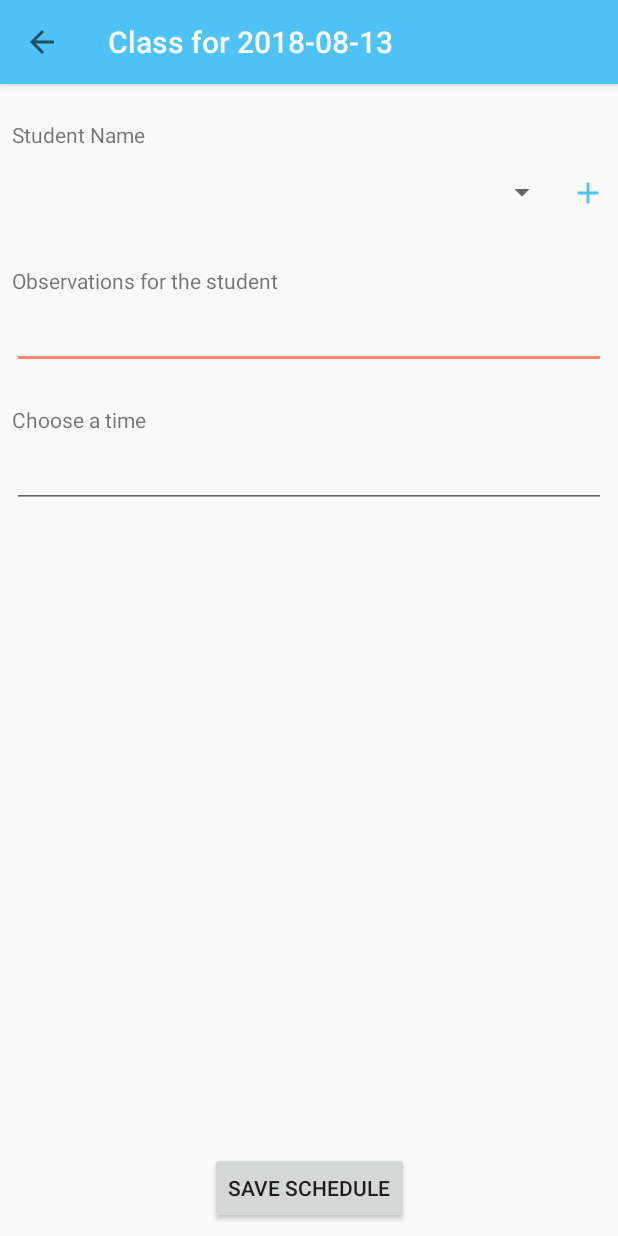
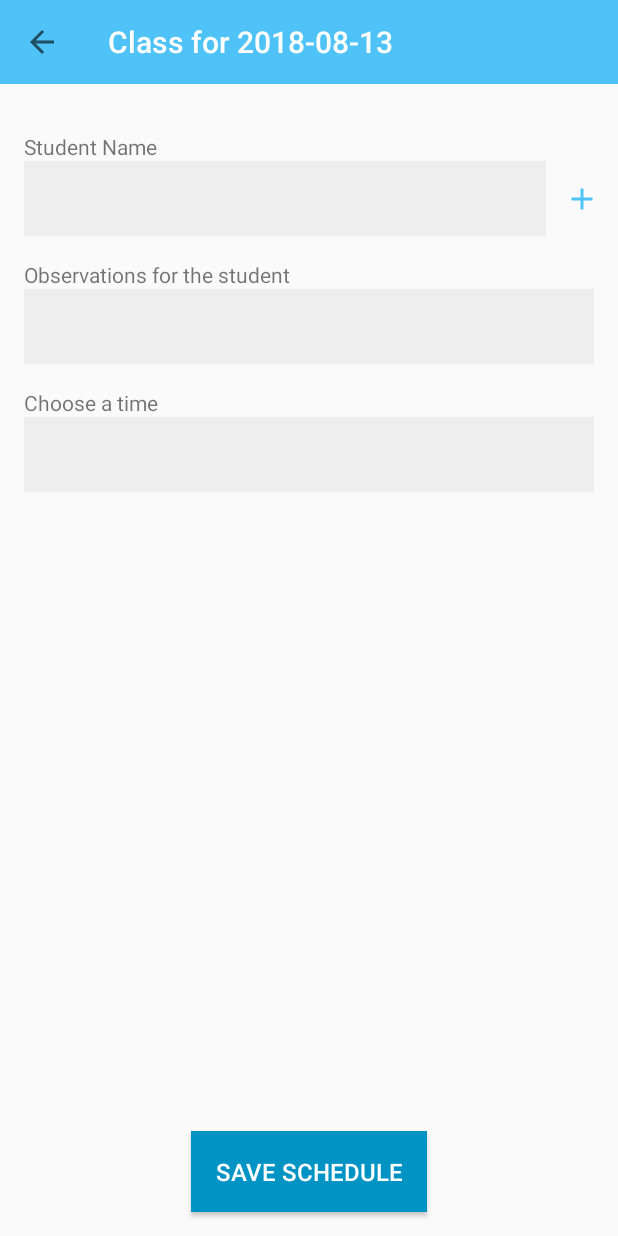
Before and after one commit to mfgabriel92/classes-android, an Android app: the screen it shows after launch (AddScheduleActivity), after a tap on "Add", on a phone screen of 412 x 824 dp. Run offline under Robolectric (Android 15) with nearby library versions, the phone set to English and light mode, and no system bars; our stand-ins replace Room's generated code; 2 statements that could not run were skipped.

Commit message:
Tweaks on UI

```diff
--- a/app/build.gradle
+++ b/app/build.gradle
@@ -39,6 +39,8 @@ dependencies {
     implementation 'android.arch.lifecycle:extensions:1.1.1'
     annotationProcessor 'android.arch.lifecycle:compiler:1.1.1'
 
+    implementation "org.jetbrains.anko:anko-commons:0.10.4"
+
     testImplementation 'junit:junit:4.12'
     androidTestImplementation 'com.android.support.test:runner:1.0.2'
     androidTestImplementation 'com.android.support.test.espresso:espresso-core:3.0.2'
--- a/app/src/main/java/com/jjep/classes/database/AppDatabase.kt
+++ b/app/src/main/java/com/jjep/classes/database/AppDatabase.kt
@@ -4,28 +4,25 @@ import android.arch.persistence.room.Database
 import android.arch.persistence.room.Room
 import android.arch.persistence.room.RoomDatabase
 import android.content.Context
+import com.jjep.classes.util.Constants
 
-@Database(entities = [Schedule::class, Student::class], version = 1, exportSchema = false)
+@Database(entities = [(Schedule::class), (Student::class)], version = 1)
 abstract class AppDatabase : RoomDatabase() {
+    companion object {
+        @Volatile
+        private var sInstance: AppDatabase? = null
+
+        fun getInstance(context: Context): AppDatabase = sInstance ?: synchronized(this) {
+            sInstance ?: Room.databaseBuilder(
+                context,
+                AppDatabase::class.java,
+                Constants.DATABASE_NAME
+            ).build().also {
+                sInstance = it
+            }
+        }
+    }
+
     abstract fun scheduleDao(): ScheduleDao
     abstract fun studentsDao(): StudentDao
-
-    companion object {
-        private var sInstance: AppDatabase? = null
-        private var database: String = "classes"
-
-        fun getInstance(context: Context): AppDatabase? {
-            if (sInstance == null) {
-                synchronized(AppDatabase::class) {
-                    sInstance = Room.databaseBuilder(
-                        context,
-                        AppDatabase::class.java,
-                        database
-                    ).build()
-                }
-            }
-
-            return sInstance
-        }
-    }
 }
--- a/app/src/main/java/com/jjep/classes/database/Schedule.kt
+++ b/app/src/main/java/com/jjep/classes/database/Schedule.kt
@@ -5,13 +5,11 @@ import android.arch.persistence.room.Entity
 import android.arch.persistence.room.PrimaryKey
 
 @Entity(tableName = "schedules")
-data class Schedule(
+data class Schedule constructor(
     @PrimaryKey(autoGenerate = true) var id: Int?,
     @ColumnInfo(name = "student_name") var studentName: String?,
     @ColumnInfo(name = "student_obs") var studentObs: String?,
     @ColumnInfo(name = "date") var date: String?,
     @ColumnInfo(name = "time") var time: String?,
     @ColumnInfo(name = "_student_pos") var _student_pos: Int?
-) {
-    constructor() : this(null, null, null, null, null, null)
-}
+)
--- a/app/src/main/java/com/jjep/classes/database/Student.kt
+++ b/app/src/main/java/com/jjep/classes/database/Student.kt
@@ -5,9 +5,7 @@ import android.arch.persistence.room.Entity
 import android.arch.persistence.room.PrimaryKey
 
 @Entity(tableName = "students")
-class Student(
+class Student constructor(
     @PrimaryKey(autoGenerate = true) var id: Int?,
     @ColumnInfo(name = "name") var name: String?
-) {
-    constructor() : this(null, null)
-}
+)
--- a/app/src/main/java/com/jjep/classes/database/StudentDao.kt
+++ b/app/src/main/java/com/jjep/classes/database/StudentDao.kt
@@ -11,6 +11,6 @@ interface StudentDao {
     @Query("SELECT * FROM students")
     fun getStudents() : LiveData<List<Student>>
 
-    @Insert(onConflict = OnConflictStrategy.REPLACE)
+    @Insert(onConflict = OnConflictStrategy.IGNORE)
     fun insert(data: Student)
 }
--- a/app/src/main/java/com/jjep/classes/ui/schedule/ScheduleAdapter.kt
+++ b/app/src/main/java/com/jjep/classes/ui/schedule/ScheduleAdapter.kt
@@ -35,7 +35,7 @@ class ScheduleAdapter(context: Context, onItemClickListener: OnItemClickListener
         val time: String = classEntry.time!!
 
         holder.tvStudentName?.text = studentName
-        holder.tvStudentObs?.text = studentObs
+        holder.tvStudentObs?.text = if (studentObs != "") studentObs else mContext?.getString(R.string.no_student_obs)
         holder.tvClassTime?.text = time
     }
 
--- a/app/src/main/java/com/jjep/classes/ui/student/AddStudentActivity.kt
+++ b/app/src/main/java/com/jjep/classes/ui/student/AddStudentActivity.kt
@@ -9,6 +9,7 @@ import android.widget.EditText
 import com.jjep.classes.R
 import com.jjep.classes.database.AppDatabase
 import com.jjep.classes.database.Student
+import org.jetbrains.anko.doAsync
 import kotlin.concurrent.thread
 
 class AddStudentActivity : AppCompatActivity() {
@@ -41,7 +42,7 @@ class AddStudentActivity : AppCompatActivity() {
         val studentName: String = mEdtStudentName?.text.toString()
         val studentEntry = Student(null, studentName)
 
-        thread { mDb?.studentsDao()?.insert(studentEntry) }
+        doAsync { mDb?.studentsDao()?.insert(studentEntry) }
 
         finish()
     }
--- a/app/src/main/java/com/jjep/classes/util/Constants.kt
+++ b/app/src/main/java/com/jjep/classes/util/Constants.kt
@@ -1,6 +1,8 @@
 package com.jjep.classes.util
 
 object Constants {
+    const val DATABASE_NAME = "classes"
+
     const val EXTRA_STRING_DATE: String = "EXTRA_STRING_DATE"
     const val EXTRA_INT_SCHEDULE_ID: String = "EXTRA_INT_SCHEDULE_ID"
 }
--- a/app/src/main/res/drawable/ic_clock_black_24dp.xml
+++ b/app/src/main/res/drawable/ic_clock_black_24dp.xml
@@ -4,6 +4,6 @@
         android:viewportWidth="24.0"
         android:viewportHeight="24.0">
     <path
-        android:fillColor="@android:color/tab_indicator_text"
+        android:fillColor="@color/colorLightGray"
         android:pathData="M11.99,2C6.47,2 2,6.48 2,12s4.47,10 9.99,10C17.52,22 22,17.52 22,12S17.52,2 11.99,2zM12,20c-4.42,0 -8,-3.58 -8,-8s3.58,-8 8,-8 8,3.58 8,8 -3.58,8 -8,8zM12.5,7H11v6l5.25,3.15 0.75,-1.23 -4.5,-2.67z"/>
 </vector>
--- a/app/src/main/res/drawable/ic_delete_red_24dp.xml
+++ b/app/src/main/res/drawable/ic_delete_red_24dp.xml
@@ -1,5 +1,8 @@
-<vector android:height="24dp" android:tint="#FF453A"
+<vector
+    android:height="48dp"
+    android:width="48dp"
+    android:tint="#FF453A"
     android:viewportHeight="24.0" android:viewportWidth="24.0"
-    android:width="24dp" xmlns:android="http://schemas.android.com/apk/res/android">
+    xmlns:android="http://schemas.android.com/apk/res/android">
     <path android:fillColor="#FF000000" android:pathData="M6,19c0,1.1 0.9,2 2,2h8c1.1,0 2,-0.9 2,-2L18,7L6,7v12zM8.46,11.88l1.41,-1.41L12,12.59l2.12,-2.12 1.41,1.41L13.41,14l2.12,2.12 -1.41,1.41L12,15.41l-2.12,2.12 -1.41,-1.41L10.59,14l-2.13,-2.12zM15.5,4l-1,-1h-5l-1,1L5,4v2h14L19,4z"/>
 </vector>
--- a/app/src/main/res/drawable/ic_person_outline_black_24dp.xml
+++ b/app/src/main/res/drawable/ic_person_outline_black_24dp.xml
@@ -4,6 +4,6 @@
         android:viewportWidth="24.0"
         android:viewportHeight="24.0">
     <path
-        android:fillColor="@android:color/tab_indicator_text"
+        android:fillColor="@color/colorLightGray"
         android:pathData="M12,5.9c1.16,0 2.1,0.94 2.1,2.1s-0.94,2.1 -2.1,2.1S9.9,9.16 9.9,8s0.94,-2.1 2.1,-2.1m0,9c2.97,0 6.1,1.46 6.1,2.1v1.1L5.9,18.1L5.9,17c0,-0.64 3.13,-2.1 6.1,-2.1M12,4C9.79,4 8,5.79 8,8s1.79,4 4,4 4,-1.79 4,-4 -1.79,-4 -4,-4zM12,13c-2.67,0 -8,1.34 -8,4v3h16v-3c0,-2.66 -5.33,-4 -8,-4z"/>
 </vector>
--- a/app/src/main/res/layout/activity_add_schedule.xml
+++ b/app/src/main/res/layout/activity_add_schedule.xml
@@ -5,34 +5,33 @@
     xmlns:tools="http://schemas.android.com/tools"
     android:layout_width="match_parent"
     android:layout_height="match_parent"
-    tools:context=".ui.class.AddClassActivity">
+    tools:context=".ui.schedule.AddScheduleActivity">
 
     <android.support.v7.widget.Toolbar
         android:id="@+id/add_activity_toolbar"
-        android:layout_width="match_parent"
+        android:layout_width="0dp"
         android:layout_height="?attr/actionBarSize"
         android:background="@color/colorPrimary"
-        android:elevation="4dp"
+        app:layout_constraintStart_toStartOf="parent"
+        app:layout_constraintEnd_toEndOf="parent"
         app:titleTextColor="@android:color/white" />
 
     <TextView
         android:id="@+id/tv_label_student_name"
         android:layout_width="wrap_content"
         android:layout_height="wrap_content"
-        android:layout_marginStart="8dp"
-        android:layout_marginTop="24dp"
         android:text="@string/label_student_name"
+        android:layout_marginTop="32dp"
+        android:layout_marginStart="16dp"
         app:layout_constraintStart_toStartOf="parent"
         app:layout_constraintTop_toBottomOf="@+id/add_activity_toolbar" />
 
     <Spinner
+        style="@style/InputField"
         android:id="@+id/spinner_student_name"
-        android:layout_width="match_parent"
-        android:layout_height="50dp"
-        android:layout_marginStart="8dp"
-        android:layout_marginTop="4dp"
-        android:layout_marginEnd="40dp"
         android:inputType="text"
+        android:layout_marginStart="16dp"
+        android:layout_marginEnd="48dp"
         app:layout_constraintStart_toStartOf="parent"
         app:layout_constraintTop_toBottomOf="@+id/tv_label_student_name" />
 
@@ -42,6 +41,8 @@
         android:layout_height="24dp"
         android:src="@drawable/ic_add_blue_24dp"
         android:onClick="onClickAddStudent"
+        android:layout_marginStart="16dp"
+        android:layout_marginEnd="16dp"
         app:layout_constraintBottom_toBottomOf="@+id/spinner_student_name"
         app:layout_constraintEnd_toEndOf="parent"
         app:layout_constraintStart_toEndOf="@id/spinner_student_name"
@@ -51,20 +52,18 @@
         android:id="@+id/tv_label_student_obs"
         android:layout_width="wrap_content"
         android:layout_height="wrap_content"
-        android:layout_marginStart="8dp"
-        android:layout_marginTop="24dp"
         android:text="@string/label_student_obs"
+        android:layout_marginTop="16dp"
+        android:layout_marginStart="16dp"
         app:layout_constraintStart_toStartOf="parent"
         app:layout_constraintTop_toBottomOf="@+id/spinner_student_name" />
 
     <EditText
+        style="@style/InputField"
         android:id="@+id/edt_student_obs"
-        android:layout_width="match_parent"
-        android:layout_height="wrap_content"
-        android:layout_marginEnd="8dp"
-        android:layout_marginStart="8dp"
-        android:layout_marginTop="4dp"
         android:inputType="text"
+        android:layout_marginStart="16dp"
+        android:layout_marginEnd="16dp"
         app:layout_constraintEnd_toEndOf="parent"
         app:layout_constraintStart_toStartOf="parent"
         app:layout_constraintTop_toBottomOf="@+id/tv_label_student_obs" />
@@ -73,47 +72,41 @@
         android:id="@+id/tb_label_time_pick"
         android:layout_width="wrap_content"
         android:layout_height="wrap_content"
-        android:layout_marginStart="8dp"
-        android:layout_marginTop="24dp"
         android:text="@string/label_time"
+        android:layout_marginTop="16dp"
+        android:layout_marginStart="16dp"
         app:layout_constraintStart_toStartOf="parent"
         app:layout_constraintTop_toBottomOf="@+id/edt_student_obs" />
 
     <EditText
+        style="@style/InputField"
         android:id="@+id/edt_time"
-        android:layout_width="match_parent"
-        android:layout_height="wrap_content"
-        android:layout_marginEnd="8dp"
-        android:layout_marginStart="8dp"
-        android:layout_marginTop="4dp"
         android:inputType="time"
+        android:layout_marginStart="16dp"
+        android:layout_marginEnd="16dp"
         app:layout_constraintEnd_toEndOf="parent"
         app:layout_constraintStart_toStartOf="parent"
         app:layout_constraintTop_toBottomOf="@+id/tb_label_time_pick" />
 
     <ImageButton
         android:id="@+id/btn_delete_schedule"
-        android:layout_width="64dp"
-        android:layout_height="64dp"
-        android:layout_marginBottom="8dp"
-        android:layout_marginEnd="8dp"
-        android:layout_marginStart="8dp"
+        android:layout_width="wrap_content"
+        android:layout_height="wrap_content"
+        android:layout_marginBottom="16dp"
+        android:onClick="onClickDeleteSchedule"
         android:src="@drawable/ic_delete_red_24dp"
+        android:background="@android:color/transparent"
         android:visibility="gone"
-        android:onClick="onClickDeleteSchedule"
-        app:layout_constraintBottom_toTopOf="@+id/btn_submit_new_schedule"
+        app:layout_constraintBottom_toBottomOf="parent"
         app:layout_constraintEnd_toEndOf="parent"
-        app:layout_constraintStart_toStartOf="parent" />
+        app:layout_constraintStart_toEndOf="@+id/btn_submit_new_schedule" />
 
     <Button
+        style="@style/Button"
         android:id="@+id/btn_submit_new_schedule"
-        android:layout_width="wrap_content"
-        android:layout_height="wrap_content"
-        android:layout_marginBottom="8dp"
-        android:layout_marginEnd="8dp"
-        android:layout_marginStart="8dp"
         android:text="@string/btn_save_schedule"
         android:onClick="onClickSaveClassButton"
+        android:layout_marginBottom="16dp"
         app:layout_constraintBottom_toBottomOf="parent"
         app:layout_constraintEnd_toEndOf="parent"
         app:layout_constraintStart_toStartOf="parent" />
--- a/app/src/main/res/values/colors.xml
+++ b/app/src/main/res/values/colors.xml
@@ -4,4 +4,6 @@
     <color name="colorPrimaryDark">#0093c4</color>
     <color name="colorAccent">#ff8a65</color>
     <color name="colorSecondary">#93a7b5</color>
+    <color name="colorInputFields">#eee</color>
+    <color name="colorLightGray">#ccc</color>
 </resources>
--- a/app/src/main/res/values/strings.xml
+++ b/app/src/main/res/values/strings.xml
@@ -3,6 +3,7 @@
 
     <!-- MainActivity -->
     <string name="my_schedules_title">My Schedules</string>
+    <string name="no_student_obs">No observations</string>
 
     <!-- AddScheduleActivity -->
     <string name="new_schedule_title">Class for %1$s</string>
--- a/app/src/main/res/values/styles.xml
+++ b/app/src/main/res/values/styles.xml
@@ -4,4 +4,21 @@
         <item name="colorPrimaryDark">@color/colorPrimaryDark</item>
         <item name="colorAccent">@color/colorAccent</item>
     </style>
+
+    <style name="InputField">
+        <item name="android:layout_width">match_parent</item>
+        <item name="android:layout_height">50dp</item>
+        <item name="android:background">@color/colorInputFields</item>
+        <item name="android:paddingStart">8dp</item>
+        <item name="android:paddingEnd">8dp</item>
+    </style>
+
+    <style name="Button">
+        <item name="android:layout_width">wrap_content</item>
+        <item name="android:layout_height">wrap_content</item>
+        <item name="android:background">@color/colorPrimaryDark</item>
+        <item name="android:textColor">@android:color/white</item>
+        <item name="android:padding">16dp</item>
+        <item name="android:textSize">16sp</item>
+    </style>
 </resources>
```
Also changed, not shown: app/src/main/res/layout/activity_add_student.xml (+6 -7 lines), app/src/main/res/layout/schedule_item.xml (+19 -14 lines).
